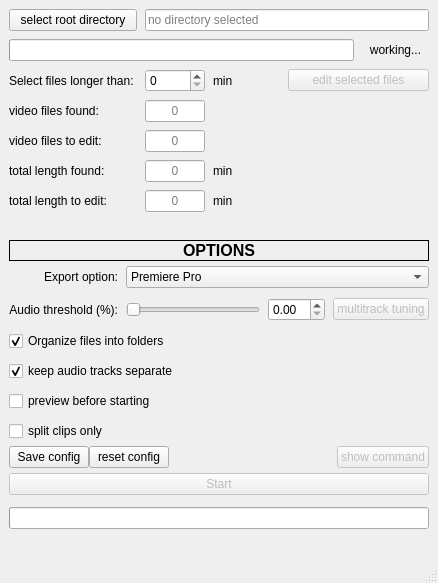
Above: UI/batchEditor.ui from fdllrs/batchEditor before the change. Below: the same form after it.
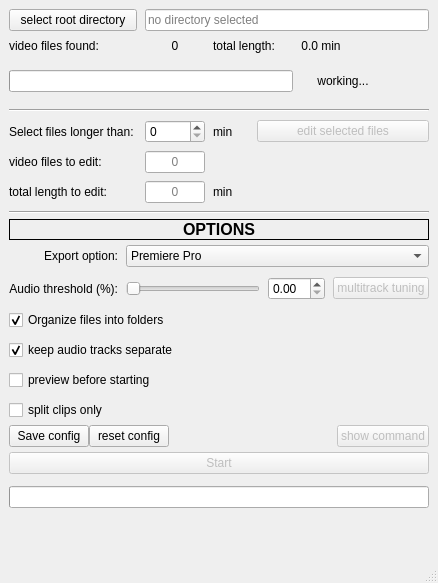
That is the form after the change.

Diff of the .ui file:
```diff
--- a/UI/batchEditor.ui
+++ b/UI/batchEditor.ui
@@ -32,81 +32,7 @@
       <property name="spacing">
        <number>8</number>
       </property>
-      <item row="1" column="4">
-       <widget class="QLabel" name="progressBarLabel">
-        <property name="text">
-         <string>working...</string>
-        </property>
-        <property name="alignment">
-         <set>Qt::AlignmentFlag::AlignCenter</set>
-        </property>
-       </widget>
-      </item>
-      <item row="5" column="1">
-       <widget class="QLineEdit" name="totalLengthFoundSpinbox">
-        <property name="maximumSize">
-         <size>
-          <width>60</width>
-          <height>16777215</height>
-         </size>
-        </property>
-        <property name="alignment">
-         <set>Qt::AlignmentFlag::AlignCenter</set>
-        </property>
-        <property name="readOnly">
-         <bool>true</bool>
-        </property>
-        <property name="placeholderText">
-         <string>0</string>
-        </property>
-       </widget>
-      </item>
-      <item row="3" column="1">
-       <widget class="QLineEdit" name="filesFoundSpinbox">
-        <property name="maximumSize">
-         <size>
-          <width>60</width>
-          <height>16777215</height>
-         </size>
-        </property>
-        <property name="alignment">
-         <set>Qt::AlignmentFlag::AlignCenter</set>
-        </property>
-        <property name="readOnly">
-         <bool>true</bool>
-        </property>
-        <property name="placeholderText">
-         <string>0</string>
-        </property>
-       </widget>
-      </item>
-      <item row="3" column="0">
-       <widget class="QLabel" name="videoFilesFoundLabel">
-        <property name="text">
-         <string>video files found:</string>
-        </property>
-        <property name="alignment">
-         <set>Qt::AlignmentFlag::AlignLeading|Qt::AlignmentFlag::AlignLeft|Qt::AlignmentFlag::AlignVCenter</set>
-        </property>
-       </widget>
-      </item>
-      <item row="6" column="2">
-       <widget class="QLabel" name="minLabel_2">
-        <property name="sizePolicy">
-         <sizepolicy hsizetype="Minimum" vsizetype="Preferred">
-          <horstretch>0</horstretch>
-          <verstretch>0</verstretch>
-         </sizepolicy>
-        </property>
-        <property name="text">
-         <string>min</string>
-        </property>
-        <property name="alignment">
-         <set>Qt::AlignmentFlag::AlignLeading|Qt::AlignmentFlag::AlignLeft|Qt::AlignmentFlag::AlignVCenter</set>
-        </property>
-       </widget>
-      </item>
-      <item row="4" column="1">
+      <item row="7" column="1">
        <widget class="QLineEdit" name="filesToEditSpinbox">
         <property name="maximumSize">
          <size>
@@ -125,23 +51,69 @@
         </property>
        </widget>
       </item>
-      <item row="1" column="0" colspan="4">
-       <widget class="QProgressBar" name="foundFilesProgressBar">
-        <property name="acceptDrops">
-         <bool>false</bool>
+      <item row="9" column="0" colspan="7">
+       <widget class="Line" name="line_3">
+        <property name="orientation">
+         <enum>Qt::Orientation::Horizontal</enum>
         </property>
-        <property name="value">
+       </widget>
+      </item>
+      <item row="8" column="0">
+       <widget class="QLabel" name="totalLengthToEditLabel">
+        <property name="text">
+         <string>total length to edit: </string>
+        </property>
+        <property name="alignment">
+         <set>Qt::AlignmentFlag::AlignLeading|Qt::AlignmentFlag::AlignLeft|Qt::AlignmentFlag::AlignVCenter</set>
+        </property>
+       </widget>
+      </item>
+      <item row="8" column="2">
+       <widget class="QLabel" name="minLabel_2">
+        <property name="sizePolicy">
+         <sizepolicy hsizetype="Minimum" vsizetype="Preferred">
+          <horstretch>0</horstretch>
+          <verstretch>0</verstretch>
+         </sizepolicy>
+        </property>
+        <property name="text">
+         <string>min</string>
+        </property>
+        <property name="alignment">
+         <set>Qt::AlignmentFlag::AlignLeading|Qt::AlignmentFlag::AlignLeft|Qt::AlignmentFlag::AlignVCenter</set>
+        </property>
+       </widget>
+      </item>
+      <item row="0" column="0">
+       <widget class="QPushButton" name="selectRootDirectoryButton">
+        <property name="text">
+         <string>select root directory</string>
+        </property>
+       </widget>
+      </item>
+      <item row="6" column="1">
+       <widget class="QSpinBox" name="minLengthSpinbox">
+        <property name="sizePolicy">
+         <sizepolicy hsizetype="Expanding" vsizetype="Fixed">
+          <horstretch>0</horstretch>
+          <verstretch>0</verstretch>
+         </sizepolicy>
+        </property>
+        <property name="maximumSize">
+         <size>
+          <width>60</width>
+          <height>16777215</height>
+         </size>
+        </property>
+        <property name="minimum">
          <number>0</number>
         </property>
-        <property name="textVisible">
-         <bool>false</bool>
-        </property>
-        <property name="format">
-         <string/>
+        <property name="maximum">
+         <number>9999</number>
         </property>
        </widget>
       </item>
-      <item row="2" column="0">
+      <item row="6" column="0">
        <widget class="QLabel" name="filesLongerThanLabel">
         <property name="sizePolicy">
          <sizepolicy hsizetype="Fixed" vsizetype="Preferred">
@@ -157,7 +129,17 @@
         </property>
        </widget>
       </item>
-      <item row="2" column="3" colspan="2">
+      <item row="7" column="0">
+       <widget class="QLabel" name="videoFilesToEditLabel">
+        <property name="text">
+         <string>video files to edit: </string>
+        </property>
+        <property name="alignment">
+         <set>Qt::AlignmentFlag::AlignLeading|Qt::AlignmentFlag::AlignLeft|Qt::AlignmentFlag::AlignVCenter</set>
+        </property>
+       </widget>
+      </item>
+      <item row="6" column="3" colspan="4">
        <widget class="QPushButton" name="editSelectedFilesButton">
         <property name="enabled">
          <bool>false</bool>
@@ -182,82 +164,17 @@
         </property>
        </widget>
       </item>
-      <item row="6" column="0">
-       <widget class="QLabel" name="totalLengthToEditLabel">
+      <item row="1" column="0">
+       <widget class="QLabel" name="filesFoundLabel">
         <property name="text">
-         <string>total length to edit: </string>
+         <string>video files found:</string>
         </property>
         <property name="alignment">
          <set>Qt::AlignmentFlag::AlignLeading|Qt::AlignmentFlag::AlignLeft|Qt::AlignmentFlag::AlignVCenter</set>
         </property>
        </widget>
       </item>
-      <item row="5" column="0">
-       <widget class="QLabel" name="totalLengthFoundLabel">
-        <property name="text">
-         <string>total length found: </string>
-        </property>
-        <property name="alignment">
-         <set>Qt::AlignmentFlag::AlignLeading|Qt::AlignmentFlag::AlignLeft|Qt::AlignmentFlag::AlignVCenter</set>
-        </property>
-       </widget>
-      </item>
-      <item row="0" column="0">
-       <widget class="QPushButton" name="selectRootDirectoryButton">
-        <property name="text">
-         <string>select root directory</string>
-        </property>
-       </widget>
-      </item>
-      <item row="2" column="2">
-       <widget class="QLabel" name="minLabel_3">
-        <property name="sizePolicy">
-         <sizepolicy hsizetype="Minimum" vsizetype="Preferred">
-          <horstretch>0</horstretch>
-          <verstretch>0</verstretch>
-         </sizepolicy>
-        </property>
-        <property name="text">
-         <string>min</string>
-        </property>
-        <property name="alignment">
-         <set>Qt::AlignmentFlag::AlignLeading|Qt::AlignmentFlag::AlignLeft|Qt::AlignmentFlag::AlignVCenter</set>
-        </property>
-       </widget>
-      </item>
-      <item row="4" column="0">
-       <widget class="QLabel" name="videoFilesToEditLabel">
-        <property name="text">
-         <string>video files to edit: </string>
-        </property>
-        <property name="alignment">
-         <set>Qt::AlignmentFlag::AlignLeading|Qt::AlignmentFlag::AlignLeft|Qt::AlignmentFlag::AlignVCenter</set>
-        </property>
-       </widget>
-      </item>
-      <item row="2" column="1">
-       <widget class="QSpinBox" name="minLengthSpinbox">
-        <property name="sizePolicy">
-         <sizepolicy hsizetype="Expanding" vsizetype="Fixed">
-          <horstretch>0</horstretch>
-          <verstretch>0</verstretch>
-         </sizepolicy>
-        </property>
-        <property name="maximumSize">
-         <size>
-          <width>60</width>
-          <height>16777215</height>
-         </size>
-        </property>
-        <property name="minimum">
-         <number>0</number>
-        </property>
-        <property name="maximum">
-         <number>9999</number>
-        </property>
-       </widget>
-      </item>
-      <item row="0" column="1" colspan="4">
+      <item row="0" column="1" colspan="6">
        <widget class="QLineEdit" name="rootDirectoryLabel">
         <property name="readOnly">
          <bool>true</bool>
@@ -270,23 +187,23 @@
         </property>
        </widget>
       </item>
-      <item row="5" column="2">
-       <widget class="QLabel" name="minLabel">
-        <property name="sizePolicy">
-         <sizepolicy hsizetype="Minimum" vsizetype="Preferred">
-          <horstretch>0</horstretch>
-          <verstretch>0</verstretch>
-         </sizepolicy>
+      <item row="3" column="0" colspan="4">
+       <widget class="QProgressBar" name="foundFilesProgressBar">
+        <property name="acceptDrops">
+         <bool>false</bool>
         </property>
-        <property name="text">
-         <string>min</string>
+        <property name="value">
+         <number>0</number>
         </property>
-        <property name="alignment">
-         <set>Qt::AlignmentFlag::AlignLeading|Qt::AlignmentFlag::AlignLeft|Qt::AlignmentFlag::AlignVCenter</set>
+        <property name="textVisible">
+         <bool>false</bool>
+        </property>
+        <property name="format">
+         <string/>
         </property>
        </widget>
       </item>
-      <item row="6" column="1">
+      <item row="8" column="1">
        <widget class="QLineEdit" name="totalLengthToEditSpinbox">
         <property name="enabled">
          <bool>true</bool>
@@ -308,9 +225,100 @@
         </property>
        </widget>
       </item>
+      <item row="3" column="4" colspan="2">
+       <widget class="QLabel" name="progressBarLabel">
+        <property name="text">
+         <string>working...</string>
+        </property>
+        <property name="alignment">
+         <set>Qt::AlignmentFlag::AlignCenter</set>
+        </property>
+       </widget>
+      </item>
+      <item row="6" column="2">
+       <widget class="QLabel" name="minLabel_3">
+        <property name="sizePolicy">
+         <sizepolicy hsizetype="Minimum" vsizetype="Preferred">
+          <horstretch>0</horstretch>
+          <verstretch>0</verstretch>
+         </sizepolicy>
+        </property>
+        <property name="text">
+         <string>min</string>
+        </property>
+        <property name="alignment">
+         <set>Qt::AlignmentFlag::AlignLeading|Qt::AlignmentFlag::AlignLeft|Qt::AlignmentFlag::AlignVCenter</set>
+        </property>
+       </widget>
+      </item>
+      <item row="5" column="0" colspan="7">
+       <widget class="Line" name="line">
+        <property name="orientation">
+         <enum>Qt::Orientation::Horizontal</enum>
+        </property>
+       </widget>
+      </item>
+      <item row="3" column="6">
+       <spacer name="verticalSpacer_3">
+        <property name="orientation">
+         <enum>Qt::Orientation::Vertical</enum>
+        </property>
+        <property name="sizeType">
+         <enum>QSizePolicy::Policy::Maximum</enum>
+        </property>
+        <property name="sizeHint" stdset="0">
+         <size>
+          <width>20</width>
+          <height>40</height>
+         </size>
+        </property>
+       </spacer>
+      </item>
+      <item row="1" column="1">
+       <widget class="QLabel" name="filesFound">
+        <property name="sizePolicy">
+         <sizepolicy hsizetype="Minimum" vsizetype="Preferred">
+          <horstretch>0</horstretch>
+          <verstretch>0</verstretch>
+         </sizepolicy>
+        </property>
+        <property name="text">
+         <string>0</string>
+        </property>
+        <property name="alignment">
+         <set>Qt::AlignmentFlag::AlignCenter</set>
+        </property>
+       </widget>
+      </item>
+      <item row="1" column="4">
+       <widget class="QLabel" name="totalLength">
+        <property name="sizePolicy">
+         <sizepolicy hsizetype="Minimum" vsizetype="Preferred">
+          <horstretch>0</horstretch>
+          <verstretch>0</verstretch>
+         </sizepolicy>
+        </property>
+        <property name="text">
+         <string>0.0 min</string>
+        </property>
+        <property name="alignment">
+         <set>Qt::AlignmentFlag::AlignCenter</set>
+        </property>
+       </widget>
+      </item>
+      <item row="1" column="2" colspan="2">
+       <widget class="QLabel" name="totalLengthLabel">
+        <property name="text">
+         <string>total length: </string>
+        </property>
+        <property name="alignment">
+         <set>Qt::AlignmentFlag::AlignLeading|Qt::AlignmentFlag::AlignLeft|Qt::AlignmentFlag::AlignVCenter</set>
+        </property>
+       </widget>
+      </item>
      </layout>
     </item>
-    <item row="2" column="0">
+    <item row="1" column="0">
      <widget class="QLabel" name="optionsLabel">
       <property name="enabled">
        <bool>true</bool>
@@ -344,7 +352,7 @@
       </property>
      </widget>
     </item>
-    <item row="7" column="0">
+    <item row="6" column="0">
      <layout class="QVBoxLayout" name="StartGrid">
       <property name="spacing">
        <number>12</number>
@@ -387,23 +395,69 @@
       </item>
      </layout>
     </item>
-    <item row="1" column="0">
-     <spacer name="verticalSpacer">
-      <property name="orientation">
-       <enum>Qt::Orientation::Vertical</enum>
+    <item row="5" column="0">
+     <layout class="QHBoxLayout" name="editConfigLayout">
+      <property name="sizeConstraint">
+       <enum>QLayout::SizeConstraint::SetFixedSize</enum>
       </property>
-      <property name="sizeType">
-       <enum>QSizePolicy::Policy::Maximum</enum>
-      </property>
-      <property name="sizeHint" stdset="0">
-       <size>
-        <width>20</width>
-        <height>40</height>
-       </size>
-      </property>
-     </spacer>
+      <item>
+       <widget class="QPushButton" name="saveConfig">
+        <property name="sizePolicy">
+         <sizepolicy hsizetype="Fixed" vsizetype="Fixed">
+          <horstretch>0</horstretch>
+          <verstretch>0</verstretch>
+         </sizepolicy>
+        </property>
+        <property name="text">
+         <string>Save config</string>
+        </property>
+       </widget>
+      </item>
+      <item>
+       <widget class="QPushButton" name="resetConfig">
+        <property name="sizePolicy">
+         <sizepolicy hsizetype="Fixed" vsizetype="Fixed">
+          <horstretch>0</horstretch>
+          <verstretch>0</verstretch>
+         </sizepolicy>
+        </property>
+        <property name="text">
+         <string>reset config</string>
+        </property>
+       </widget>
+      </item>
+      <item>
+       <spacer name="horizontalSpacer">
+        <property name="orientation">
+         <enum>Qt::Orientation::Horizontal</enum>
+        </property>
+        <property name="sizeHint" stdset="0">
+         <size>
+          <width>40</width>
+          <height>20</height>
+         </size>
+        </property>
+       </spacer>
+      </item>
+      <item>
+       <widget class="QPushButton" name="resetConfig_2">
+        <property name="enabled">
+         <bool>false</bool>
+        </property>
+        <property name="sizePolicy">
+         <sizepolicy hsizetype="Fixed" vsizetype="Fixed">
+          <horstretch>0</horstretch>
+          <verstretch>0</verstretch>
+         </sizepolicy>
+        </property>
+        <property name="text">
+         <string>show command</string>
+        </property>
+       </widget>
+      </item>
+     </layout>
     </item>
-    <item row="3" column="0">
+    <item row="2" column="0">
      <layout class="QGridLayout" name="optionsGrid" columnstretch="0,0,0,0,0">
       <property name="horizontalSpacing">
        <number>8</number>
@@ -579,68 +633,6 @@
       </item>
      </layout>
     </item>
-    <item row="6" column="0">
-     <layout class="QHBoxLayout" name="editConfigLayout">
-      <property name="sizeConstraint">
-       <enum>QLayout::SizeConstraint::SetFixedSize</enum>
-      </property>
-      <item>
-       <widget class="QPushButton" name="saveConfig">
-        <property name="sizePolicy">
-         <sizepolicy hsizetype="Fixed" vsizetype="Fixed">
-          <horstretch>0</horstretch>
-          <verstretch>0</verstretch>
-         </sizepolicy>
-        </property>
-        <property name="text">
-         <string>Save config</string>
-        </property>
-       </widget>
-      </item>
-      <item>
-       <widget class="QPushButton" name="resetConfig">
-        <property name="sizePolicy">
-         <sizepolicy hsizetype="Fixed" vsizetype="Fixed">
-          <horstretch>0</horstretch>
-          <verstretch>0</verstretch>
-         </sizepolicy>
-        </property>
-        <property name="text">
-         <string>reset config</string>
-        </property>
-       </widget>
-      </item>
-      <item>
-       <spacer name="horizontalSpacer">
-        <property name="orientation">
-         <enum>Qt::Orientation::Horizontal</enum>
-        </property>
-        <property name="sizeHint" stdset="0">
-         <size>
-          <width>40</width>
-          <height>20</height>
-         </size>
-        </property>
-       </spacer>
-      </item>
-      <item>
-       <widget class="QPushButton" name="resetConfig_2">
-        <property name="enabled">
-         <bool>false</bool>
-        </property>
-        <property name="sizePolicy">
-         <sizepolicy hsizetype="Fixed" vsizetype="Fixed">
-          <horstretch>0</horstretch>
-          <verstretch>0</verstretch>
-         </sizepolicy>
-        </property>
-        <property name="text">
-         <string>show command</string>
-        </property>
-       </widget>
-      </item>
-     </layout>
-    </item>
    </layout>
   </widget>
   <widget class="QStatusBar" name="statusbar"/>
```
Left out of the diff: 5 changed lines with no effect on the pictures.
